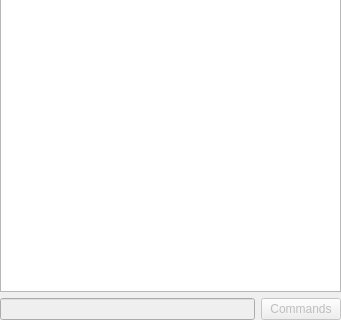
The window that ui/DxWidget.ui (k5mcd/QLog) describes before a commit, drawn with Qt 5; both pictures show x 0 to 341 and y 191 to 511 of the 341 by 511 pixel window.
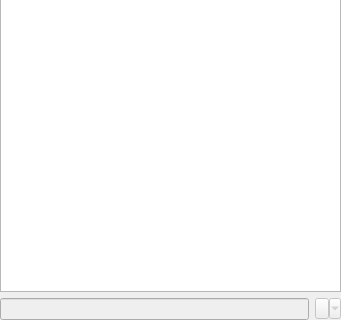
The same window after the commit. Icons and pictures are not drawn.

Commit message: DXC: Commands Combobox changed to QToolButton, a command is sent if the button is pressed

```diff
--- a/ui/DxWidget.ui
+++ b/ui/DxWidget.ui
@@ -475,7 +475,7 @@
       </widget>
      </item>
      <item>
-      <widget class="QPushButton" name="commandButton">
+      <widget class="QToolButton" name="commandButton">
        <property name="enabled">
         <bool>false</bool>
        </property>
@@ -483,10 +483,13 @@
         <enum>Qt::NoFocus</enum>
        </property>
        <property name="text">
-        <string>Commands</string>
+        <string/>
        </property>
-       <property name="flat">
-        <bool>false</bool>
+       <property name="popupMode">
+        <enum>QToolButton::MenuButtonPopup</enum>
+       </property>
+       <property name="toolButtonStyle">
+        <enum>Qt::ToolButtonTextOnly</enum>
        </property>
       </widget>
      </item>
```
The commit also changes 1 other file.
